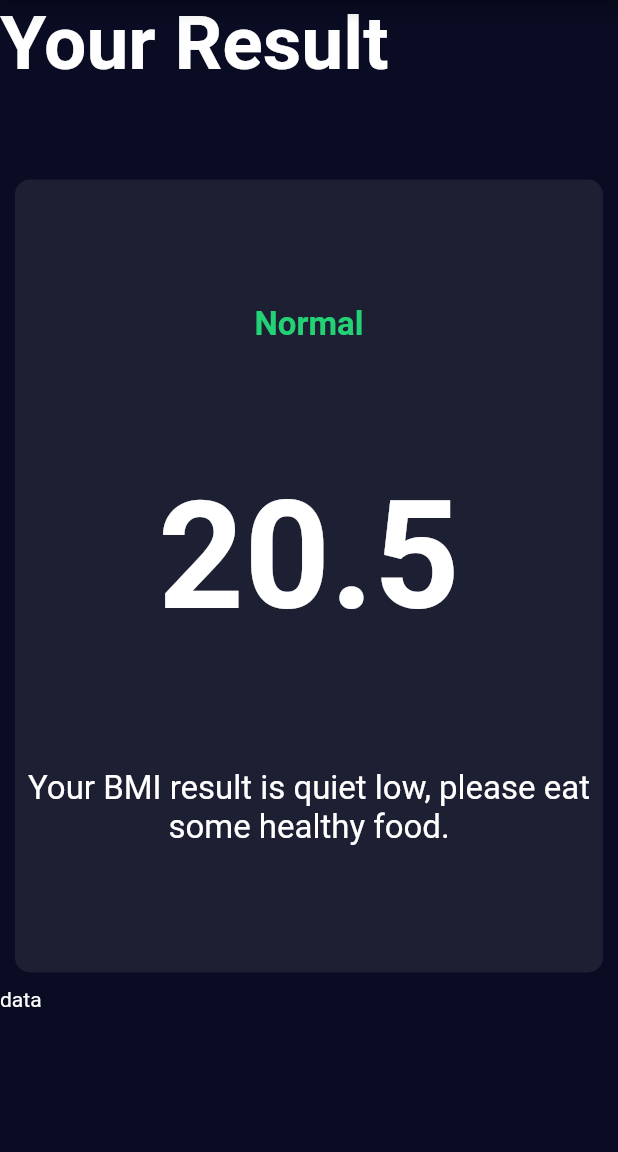
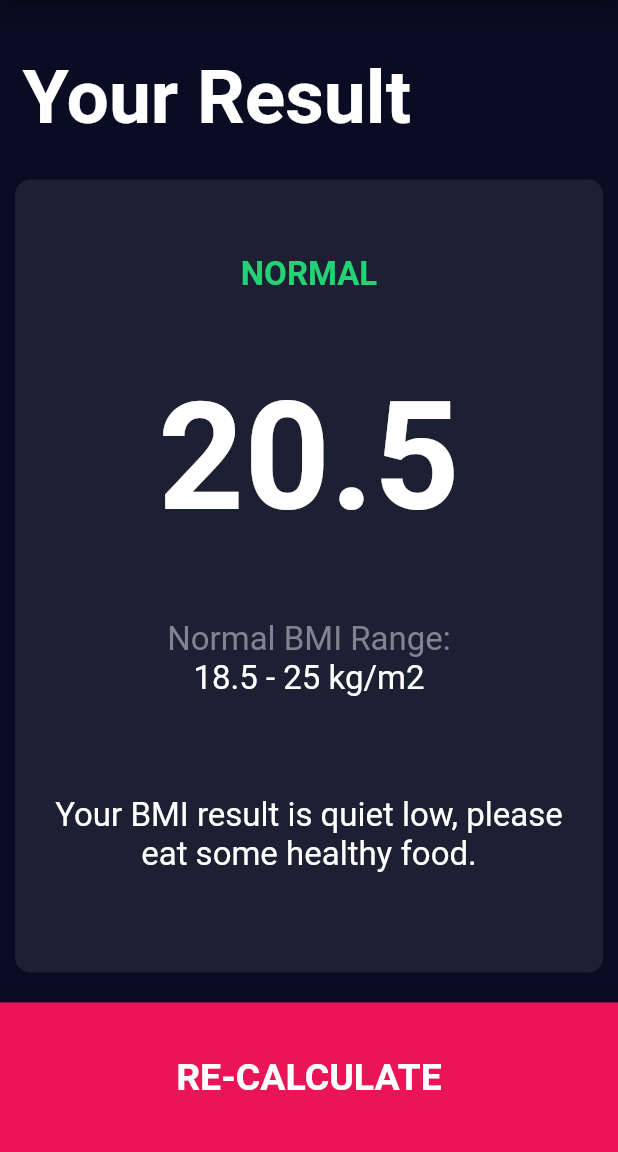
Before and after one commit to RohitIslam/BMI-Calculator, a Flutter app: the ResultPage screen opened by its route, on a phone screen of 412 x 824 dp, the part 84-1236 px from its top. Run offline on Flutter 3.47's test engine with Material 2 defaults, Android fonts, the phone set to English and light mode, and no system bars; our stand-ins replace font_awesome_flutter.

Commit message:
Extracted Result Body Text widget

```diff
--- a/lib/pages/result_page.dart
+++ b/lib/pages/result_page.dart
@@ -2,6 +2,8 @@ import 'package:bmi_calculator/constances.dart';
 import 'package:flutter/material.dart';
 
 import '../widgets/reusable_card.dart';
+import '../widgets/bottom_button.dart';
+import '../widgets/result_body_text.dart';
 
 class ResultPage extends StatelessWidget {
   static const routeName = '/result';
@@ -17,11 +19,15 @@ class ResultPage extends StatelessWidget {
         crossAxisAlignment: CrossAxisAlignment.stretch,
         children: <Widget>[
           Expanded(
+            child: Container(
+              padding: EdgeInsets.all(15),
+              alignment: Alignment.bottomLeft,
               child: Text(
                 'Your Result',
                 style: TextStyle(
                   fontSize: 50,
                   fontWeight: FontWeight.bold,
+                ),
               ),
             ),
           ),
@@ -34,7 +40,7 @@ class ResultPage extends StatelessWidget {
                 crossAxisAlignment: CrossAxisAlignment.center,
                 children: <Widget>[
                   Text(
-                    'Normal',
+                    'NORMAL',
                     style: TextStyle(
                       color: Color(0xFF24D276),
                       fontSize: 22,
@@ -48,20 +54,36 @@ class ResultPage extends StatelessWidget {
                       fontWeight: FontWeight.bold,
                     ),
                   ),
+                  Column(
+                    children: <Widget>[
                       Text(
-                    'Your BMI result is quiet low, please eat some healthy food.',
+                        'Normal BMI Range:',
                         style: TextStyle(
                           fontSize: 22,
+                          color: Color(0xFF808390),
                         ),
-                    textAlign: TextAlign.center,
+                      ),
+                      ResultBodyText(
+                        '18.5 - 25 kg/m2',
+                      ),
+                    ],
+                  ),
+                  Container(
+                    padding: EdgeInsets.all(15),
+                    child: ResultBodyText(
+                      'Your BMI result is quiet low, please eat some healthy food.',
+                    ),
                   ),
                 ],
               ),
             ),
           ),
           Expanded(
-            child: Text(
-              'data',
+            child: BottomButton(
+              onTap: () {
+                Navigator.pop(context);
+              },
+              buttonTitle: "RE-CALCULATE",
             ),
           ),
         ],
--- /dev/null
+++ b/lib/widgets/result_body_text.dart
@@ -0,0 +1,18 @@
+import 'package:flutter/material.dart';
+
+class ResultBodyText extends StatelessWidget {
+  final String bodyText;
+
+  const ResultBodyText(this.bodyText);
+
+  @override
+  Widget build(BuildContext context) {
+    return Text(
+      bodyText,
+      style: TextStyle(
+        fontSize: 22,
+      ),
+      textAlign: TextAlign.center,
+    );
+  }
+}
```
Lines whose indentation alone changed are shown as unchanged.
